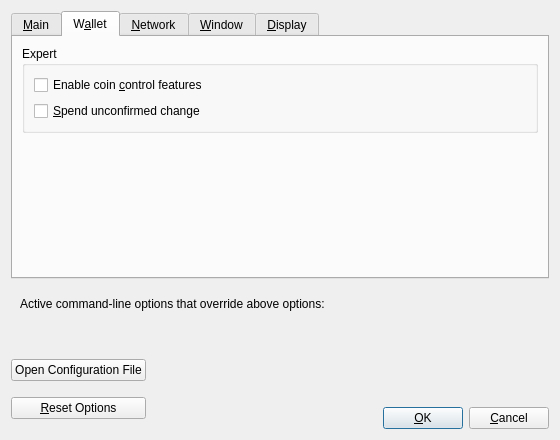
First picture: the form in src/qt/forms/optionsdialog.ui, repository bitfinitechain/bitfinite-core, before the edit.
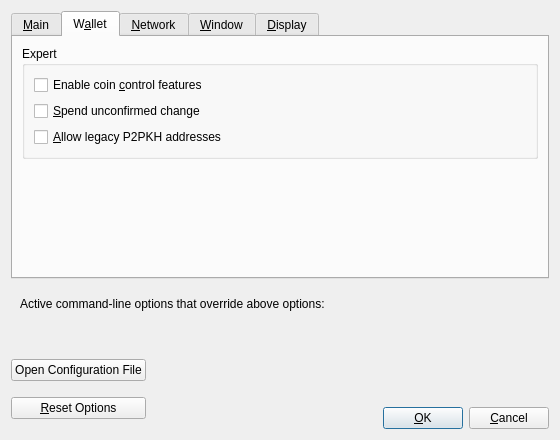
Second picture: the form after the edit. The open tabs and pages were chosen to show the change. Custom widgets are drawn as their Qt base class.

Commit message:
[qt][wallet] Safer legacy address handling for the GUI wallet
Addresses #325 by adding safety checks around the error-prone legacy
P2PKH and P2SH address types. The aim is to save naive users from
losing coins through the GUI wallet while using these types of addresses.

Legacy P2PKH and P2SH receiving addresses are detected and the user is given
relevant confirmation dialogs and error messages. Two new settings are
introduced, one for P2PKH and one for P2SH addresses, to configure whether
or not use of these legacy address types is allowed. Only the GUI wallet is
affected.

Diff of the .ui file:
```diff
--- a/src/qt/forms/optionsdialog.ui
+++ b/src/qt/forms/optionsdialog.ui
@@ -226,6 +226,16 @@
             </property>
            </widget>
           </item>
+          <item>
+           <widget class="QCheckBox" name="allowLegacyP2PKH">
+            <property name="toolTip">
+             <string>Legacy P2PKH addresses are discouraged since their use can result in lost coins. Do not enable this option unless you understand clearly what you are doing.</string>
+            </property>
+            <property name="text">
+             <string>&amp;Allow legacy P2PKH addresses</string>
+            </property>
+           </widget>
+          </item>
          </layout>
         </widget>
        </item>
```
The commit also changes 24 other files.
